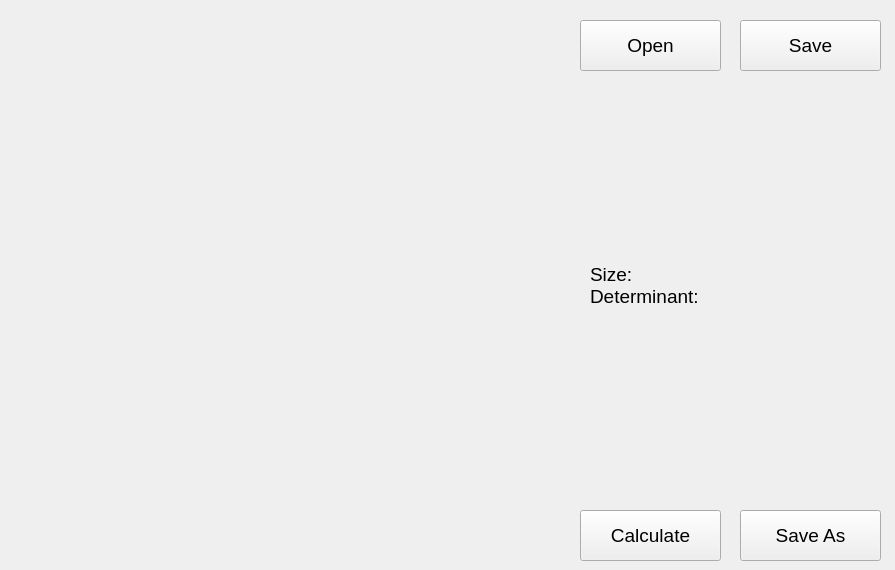
This is lab4/lab4disign.ui in Ygrik2003/Labs2Sem as Qt 5 draws it before an edit. The edited form follows.
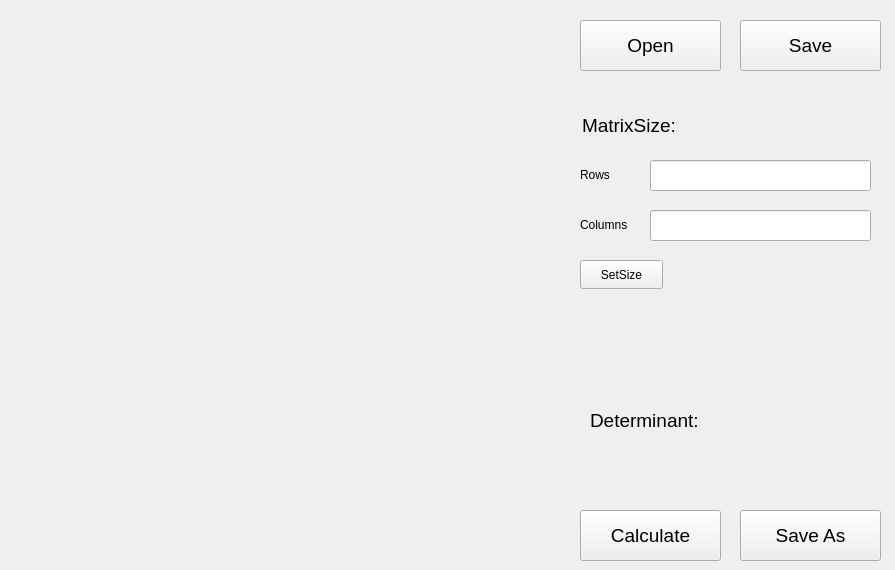
This is the edited form.

The edit to the form file:
```diff
--- a/lab4/lab4disign.ui
+++ b/lab4/lab4disign.ui
@@ -71,9 +71,9 @@
    <property name="geometry">
     <rect>
      <x>590</x>
-     <y>90</y>
+     <y>360</y>
      <width>281</width>
-     <height>391</height>
+     <height>121</height>
     </rect>
    </property>
    <property name="font">
@@ -82,8 +82,7 @@
     </font>
    </property>
    <property name="text">
-    <string>Size: 
-Determinant: </string>
+    <string>Determinant: </string>
    </property>
   </widget>
   <widget class="QPushButton" name="saveAsButton">
@@ -115,6 +114,93 @@
    </property>
    <layout class="QGridLayout" name="MatrixGrid"/>
   </widget>
+  <widget class="QLabel" name="label">
+   <property name="geometry">
+    <rect>
+     <x>582</x>
+     <y>110</y>
+     <width>121</width>
+     <height>31</height>
+    </rect>
+   </property>
+   <property name="font">
+    <font>
+     <pointsize>14</pointsize>
+    </font>
+   </property>
+   <property name="text">
+    <string>MatrixSize:</string>
+   </property>
+  </widget>
+  <widget class="QLineEdit" name="RowsLine">
+   <property name="geometry">
+    <rect>
+     <x>650</x>
+     <y>160</y>
+     <width>221</width>
+     <height>31</height>
+    </rect>
+   </property>
+   <property name="font">
+    <font>
+     <pointsize>14</pointsize>
+    </font>
+   </property>
+  </widget>
+  <widget class="QLineEdit" name="ColumnsLine">
+   <property name="geometry">
+    <rect>
+     <x>650</x>
+     <y>210</y>
+     <width>221</width>
+     <height>31</height>
+    </rect>
+   </property>
+   <property name="font">
+    <font>
+     <pointsize>14</pointsize>
+    </font>
+   </property>
+  </widget>
+  <widget class="QLabel" name="label_2">
+   <property name="geometry">
+    <rect>
+     <x>580</x>
+     <y>159</y>
+     <width>63</width>
+     <height>31</height>
+    </rect>
+   </property>
+   <property name="text">
+    <string>Rows</string>
+   </property>
+  </widget>
+  <widget class="QLabel" name="label_3">
+   <property name="geometry">
+    <rect>
+     <x>580</x>
+     <y>209</y>
+     <width>63</width>
+     <height>31</height>
+    </rect>
+   </property>
+   <property name="text">
+    <string>Columns</string>
+   </property>
+  </widget>
+  <widget class="QPushButton" name="setSizeButton">
+   <property name="geometry">
+    <rect>
+     <x>580</x>
+     <y>260</y>
+     <width>83</width>
+     <height>29</height>
+    </rect>
+   </property>
+   <property name="text">
+    <string>SetSize</string>
+   </property>
+  </widget>
  </widget>
  <resources/>
  <connections/>
```
